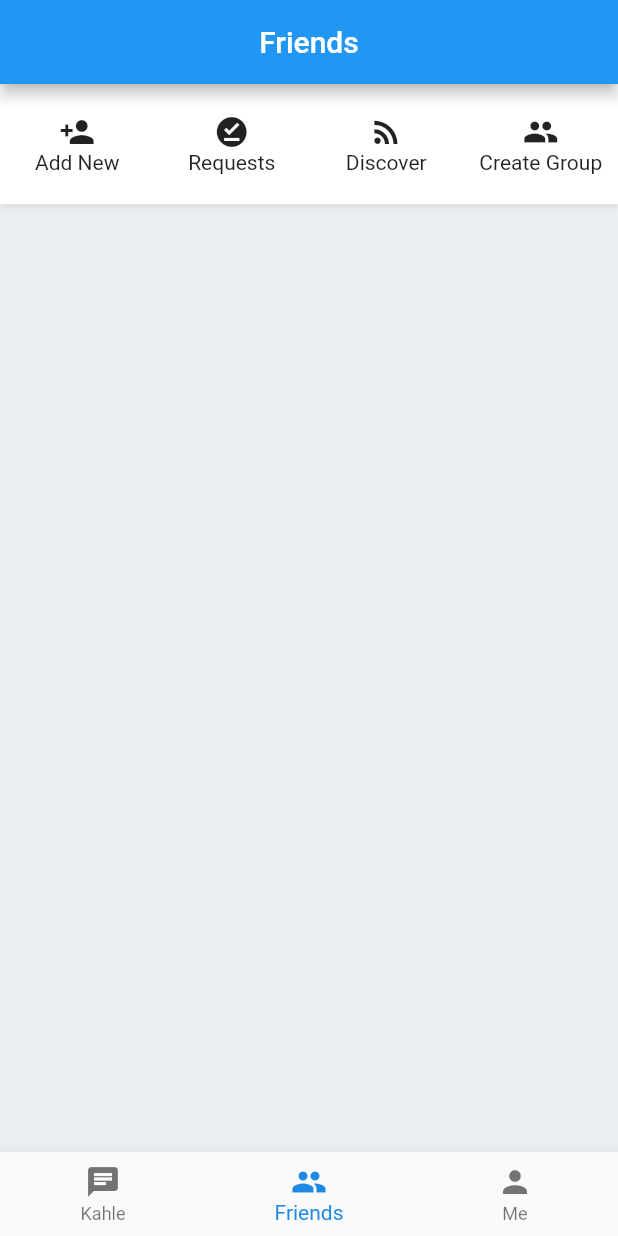
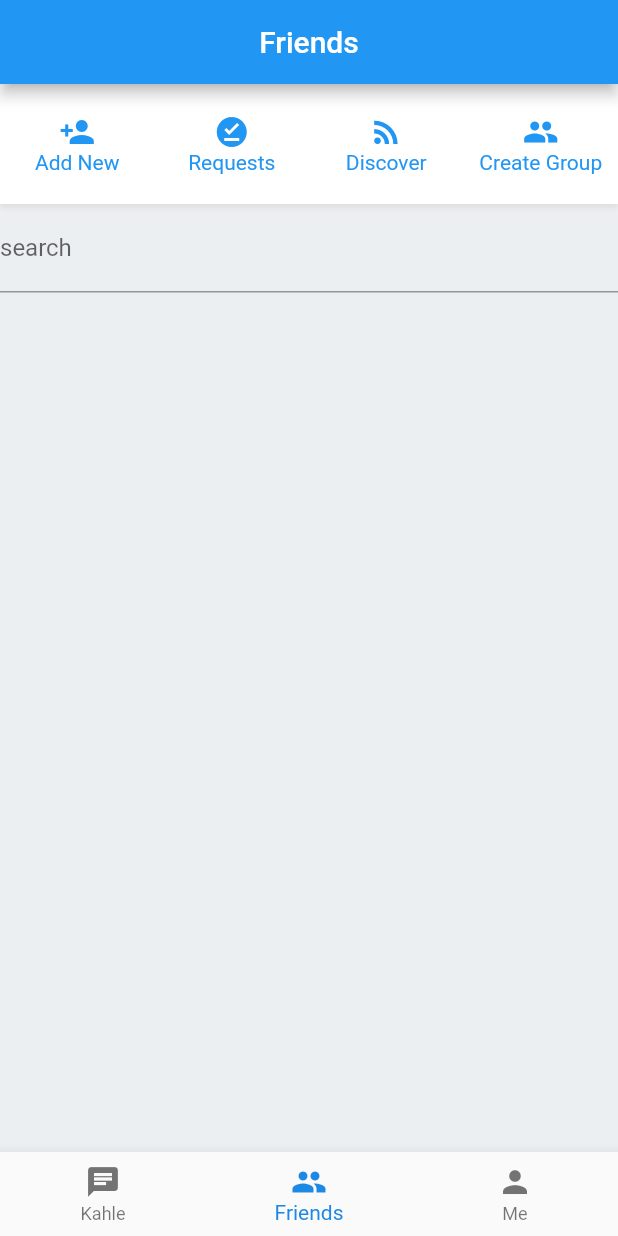
Before and after one commit to fenyuluoshang/Kahla.flutter, a Flutter app: the screen it shows after launch, item 2 of the bottom bar chosen, on a phone screen of 412 x 824 dp. Run offline on Flutter 3.47's test engine with Material 2 defaults, Android fonts, the phone set to English and light mode, and no system bars.

Commit message:
do some change for friend page and setting page

```diff
--- a/lib/main.dart
+++ b/lib/main.dart
@@ -35,6 +35,14 @@ class _APPState extends State<MyApp> {
   ];
 
   /// global config data
+  // default server path is online server
+  String serverName = "default";
+  Map<String, String> servers = {
+    "defalut": "https://server.kahla.app",
+    "staging": "https://staging.server.kahla.app",
+    "dev": "https://dev.server.kahla.app",
+    "costom": ""
+  };
 
   @override
   Widget build(BuildContext context) {
--- a/lib/views/friends.dart
+++ b/lib/views/friends.dart
@@ -1,12 +1,31 @@
 import 'package:flutter/material.dart';
 
-class FriendView extends StatelessWidget {
+/// Friends List Page in Navigater
+class FriendView extends StatefulWidget {
+  @override
+  _FriendState createState() => _FriendState();
+}
+
+class _FriendState extends State<FriendView> {
+  String searchInput = "";
+
   @override
   Widget build(BuildContext context) {
     return Container(
       child: ListView(
         children: <Widget>[
+          /// first group is the top-line buttons
           FriendsButtons(),
+          Container(
+            child: TextField(
+              decoration: InputDecoration(labelText: "search"),
+              onChanged: (text) {
+                this.setState(() {
+                  this.searchInput = text;
+                });
+              },
+            ),
+          )
         ],
       ),
       color: Colors.blueGrey[50],
@@ -14,11 +33,13 @@ class FriendView extends StatelessWidget {
   }
 }
 
+/// the buttons of add frineds、 requests...
 class FriendsButtons extends StatelessWidget {
   @override
   Widget build(BuildContext context) {
     return Container(
       child: Flex(
+        /// here is the top-line buttons for friend view
         children: <Widget>[
           Expanded(
             flex: 1,
@@ -27,8 +48,14 @@ class FriendsButtons extends StatelessWidget {
                 child: Container(
                   child: Column(
                     children: <Widget>[
-                      Icon(Icons.person_add),
-                      Text("Add New"),
+                      Icon(
+                        Icons.person_add,
+                        color: Colors.blue,
+                      ),
+                      Text(
+                        "Add New",
+                        style: TextStyle(color: Colors.blue),
+                      ),
                     ],
                   ),
                   margin: EdgeInsets.fromLTRB(0, 20, 0, 20),
@@ -45,8 +72,14 @@ class FriendsButtons extends StatelessWidget {
                 child: Container(
                   child: Column(
                     children: <Widget>[
-                      Icon(Icons.offline_pin),
-                      Text("Requests"),
+                      Icon(
+                        Icons.offline_pin,
+                        color: Colors.blue,
+                      ),
+                      Text(
+                        "Requests",
+                        style: TextStyle(color: Colors.blue),
+                      ),
                     ],
                   ),
                   margin: EdgeInsets.fromLTRB(0, 20, 0, 20),
@@ -63,8 +96,14 @@ class FriendsButtons extends StatelessWidget {
                 child: Container(
                   child: Column(
                     children: <Widget>[
-                      Icon(Icons.rss_feed),
-                      Text("Discover"),
+                      Icon(
+                        Icons.rss_feed,
+                        color: Colors.blue,
+                      ),
+                      Text(
+                        "Discover",
+                        style: TextStyle(color: Colors.blue),
+                      ),
                     ],
                   ),
                   margin: EdgeInsets.fromLTRB(0, 20, 0, 20),
@@ -81,8 +120,14 @@ class FriendsButtons extends StatelessWidget {
                 child: Container(
                   child: Column(
                     children: <Widget>[
-                      Icon(Icons.group),
-                      Text("Create Group"),
+                      Icon(
+                        Icons.group,
+                        color: Colors.blue,
+                      ),
+                      Text(
+                        "Create Group",
+                        style: TextStyle(color: Colors.blue),
+                      ),
                     ],
                   ),
                   margin: EdgeInsets.fromLTRB(0, 20, 0, 20),
--- a/pubspec.yaml
+++ b/pubspec.yaml
@@ -23,9 +23,10 @@ dependencies:
   # The following adds the Cupertino Icons font to your application.
   # Use with the CupertinoIcons class for iOS style icons.
   cupertino_icons: ^0.1.2
-  sqflite: ^1.1.7+2
-  path: 1.6.4
+  # sqflite: ^1.1.7+2
+  # path: 1.6.4
   device_info: ^0.4.1+1
+  shared_preferences: ^0.5.4+5
 
 dev_dependencies:
   flutter_test:
```
Also changed, not shown: lib/pages/setting.dart (+29 -1 lines), pubspec.lock.
